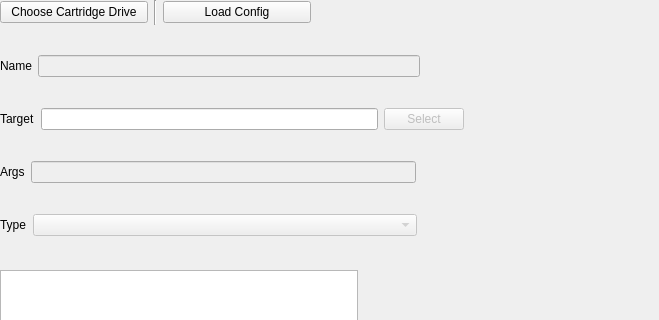
Qt form src/ConfigWindow.ui (carlgoshert/PCartLoader) before a commit; both pictures show x 0 to 659 and y 0 to 320 of the 808 by 600 pixel window.
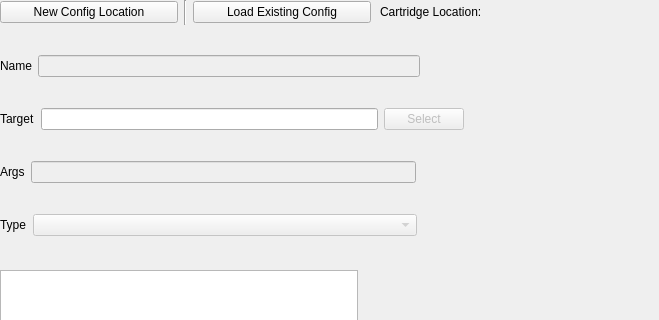
The same form after that commit.

```diff
--- a/src/ConfigWindow.ui
+++ b/src/ConfigWindow.ui
@@ -19,7 +19,7 @@
      <rect>
       <x>0</x>
       <y>0</y>
-      <width>311</width>
+      <width>371</width>
       <height>25</height>
      </rect>
     </property>
@@ -27,7 +27,7 @@
      <item>
       <widget class="QPushButton" name="buttonDrive">
        <property name="text">
-        <string>Choose Cartridge Drive</string>
+        <string>New Config Location</string>
        </property>
       </widget>
      </item>
@@ -41,7 +41,7 @@
      <item>
       <widget class="QPushButton" name="buttonLoad">
        <property name="text">
-        <string>Load Config</string>
+        <string>Load Existing Config</string>
        </property>
       </widget>
      </item>
@@ -253,6 +253,32 @@
      </item>
     </layout>
    </widget>
+   <widget class="QLabel" name="label_5">
+    <property name="geometry">
+     <rect>
+      <x>380</x>
+      <y>0</y>
+      <width>119</width>
+      <height>23</height>
+     </rect>
+    </property>
+    <property name="text">
+     <string>Cartridge Location:</string>
+    </property>
+   </widget>
+   <widget class="QLabel" name="labelDir">
+    <property name="geometry">
+     <rect>
+      <x>510</x>
+      <y>0</y>
+      <width>291</width>
+      <height>23</height>
+     </rect>
+    </property>
+    <property name="text">
+     <string/>
+    </property>
+   </widget>
   </widget>
   <widget class="QMenuBar" name="menubar">
    <property name="geometry">
```
